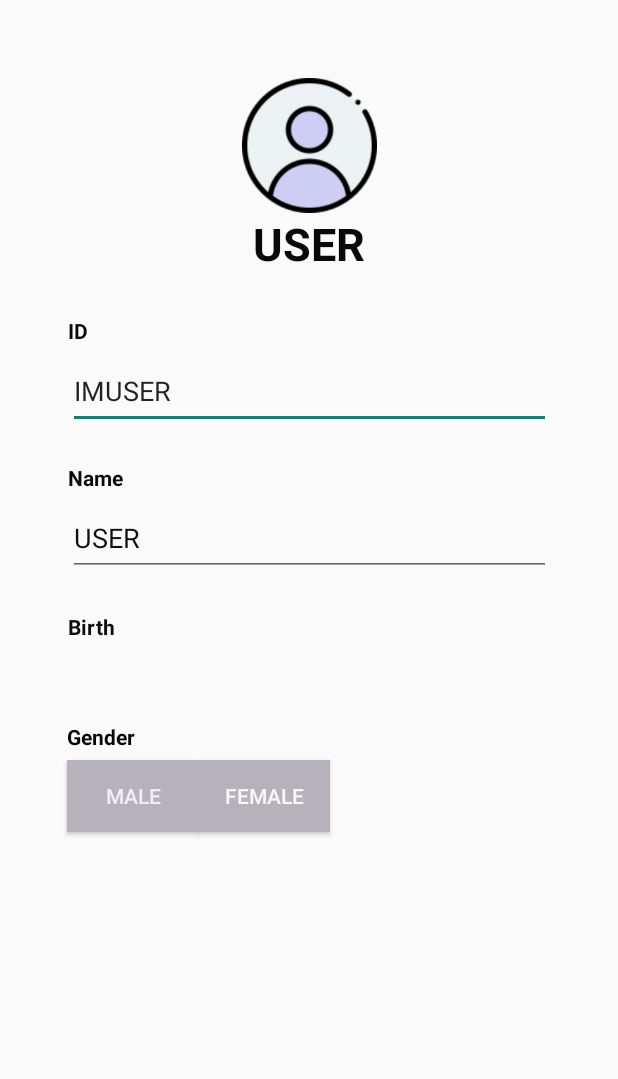
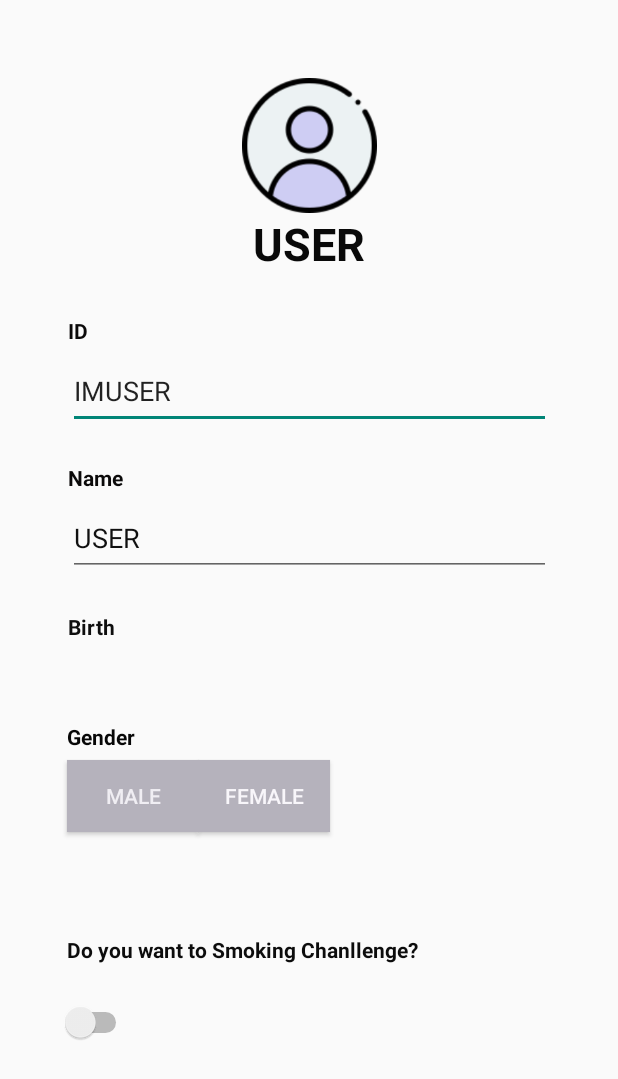
Before and after one commit to meeeeju/smart_mirrorr, an Android app: the MyPageActivity screen opened directly, with no data from a screen before it, on a phone screen of 412 x 824 dp. Shown: the top 1079 px of the screen. Run offline under Robolectric (Android 15) with nearby library versions, the phone set to English and light mode, and no system bars.

Commit message:
mypage smoking challenge switch

```diff
--- a/app/src/main/res/layout/activity_my_page.xml
+++ b/app/src/main/res/layout/activity_my_page.xml
@@ -142,4 +142,28 @@
         app:layout_constraintTop_toBottomOf="@+id/txtlay_gender"
         app:layout_constraintVertical_bias="0.0" />
 
+    <TextView
+        android:id="@+id/txtlay_smoking"
+        android:layout_width="322dp"
+        android:layout_height="25dp"
+        android:text="Do you want to Smoking Chanllenge?"
+        android:textColor="#0C0C0C"
+        android:textStyle="bold"
+        app:layout_constraintBottom_toBottomOf="parent"
+        app:layout_constraintEnd_toEndOf="parent"
+        app:layout_constraintHorizontal_bias="0.494"
+        app:layout_constraintStart_toStartOf="parent"
+        app:layout_constraintTop_toBottomOf="@+id/txtlay_gender"
+        app:layout_constraintVertical_bias="0.4" />
+
+    <Switch
+        android:id="@+id/swch_smoking"
+        android:layout_width="53dp"
+        android:layout_height="58dp"
+        android:layout_marginTop="4dp"
+        app:layout_constraintEnd_toEndOf="@+id/txtlay_smoking"
+        app:layout_constraintHorizontal_bias="0.111"
+        app:layout_constraintStart_toStartOf="parent"
+        app:layout_constraintTop_toBottomOf="@+id/txtlay_smoking" />
+
 </androidx.constraintlayout.widget.ConstraintLayout>
```
